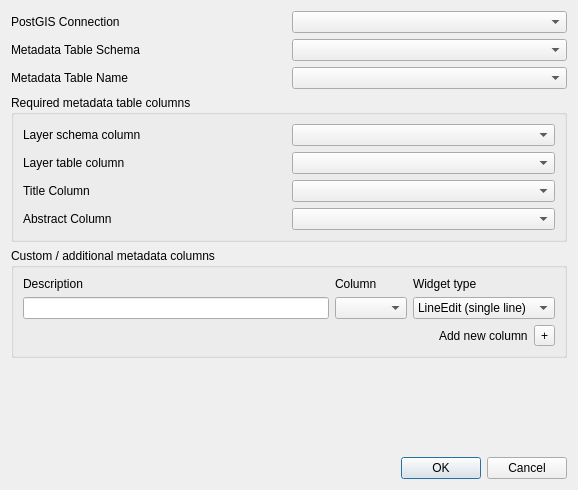
This is GeoCat/ui/config_dialog_base.ui in lutraconsulting/qgis-geocat-plugin as Qt 5 draws it before an edit. The edited form follows.
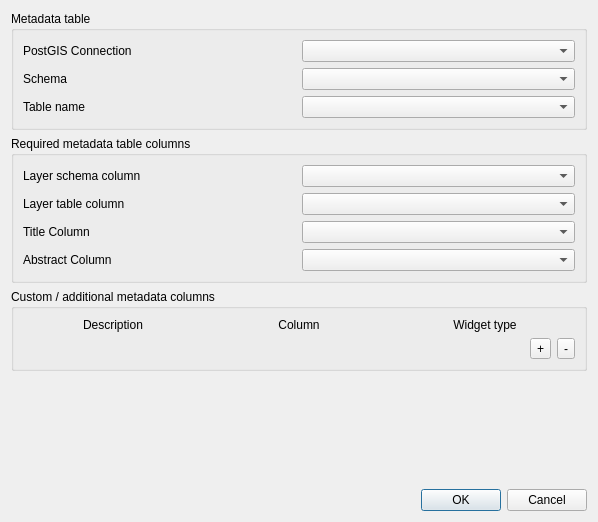
This is the edited form.

Commit message: added custom columns setup

Patch:
```diff
--- a/GeoCat/ui/config_dialog_base.ui
+++ b/GeoCat/ui/config_dialog_base.ui
@@ -2,37 +2,92 @@
 <ui version="4.0">
  <class>Dialog</class>
  <widget class="QDialog" name="Dialog">
+  <property name="windowModality">
+   <enum>Qt::NonModal</enum>
+  </property>
   <property name="geometry">
    <rect>
     <x>0</x>
     <y>0</y>
-    <width>578</width>
-    <height>490</height>
+    <width>598</width>
+    <height>522</height>
    </rect>
   </property>
   <property name="windowTitle">
    <string>Layer Metadata Search Configuration</string>
   </property>
+  <property name="modal">
+   <bool>false</bool>
+  </property>
   <layout class="QGridLayout" name="gridLayout">
-   <item row="1" column="0">
-    <widget class="QLabel" name="MetadataTableSchemaLabel">
-     <property name="text">
-      <string>Metadata Table Schema</string>
+   <item row="11" column="1">
+    <spacer name="verticalSpacer">
+     <property name="orientation">
+      <enum>Qt::Vertical</enum>
      </property>
-    </widget>
-   </item>
-   <item row="0" column="1">
-    <widget class="QComboBox" name="postGisConnectionComboBox">
-     <property name="maximumSize">
+     <property name="sizeHint" stdset="0">
       <size>
-       <width>1024</width>
-       <height>16777215</height>
+       <width>20</width>
+       <height>8</height>
       </size>
      </property>
+    </spacer>
+   </item>
+   <item row="12" column="0" colspan="2">
+    <widget class="QDialogButtonBox" name="buttonBox">
+     <property name="orientation">
+      <enum>Qt::Horizontal</enum>
+     </property>
+     <property name="standardButtons">
+      <set>QDialogButtonBox::Cancel|QDialogButtonBox::Ok</set>
+     </property>
     </widget>
    </item>
-   <item row="1" column="1">
-    <widget class="QComboBox" name="metadataTableSchemaComboBox"/>
+   <item row="0" column="0" colspan="2">
+    <widget class="QGroupBox" name="groupBox_3">
+     <property name="title">
+      <string>Metadata table</string>
+     </property>
+     <layout class="QGridLayout" name="gridLayout_5">
+      <item row="0" column="0">
+       <widget class="QLabel" name="postGisConnectionLabel">
+        <property name="text">
+         <string>PostGIS Connection</string>
+        </property>
+       </widget>
+      </item>
+      <item row="0" column="1">
+       <widget class="QComboBox" name="postGisConnectionComboBox">
+        <property name="maximumSize">
+         <size>
+          <width>1024</width>
+          <height>16777215</height>
+         </size>
+        </property>
+       </widget>
+      </item>
+      <item row="1" column="0">
+       <widget class="QLabel" name="MetadataTableSchemaLabel">
+        <property name="text">
+         <string>Schema</string>
+        </property>
+       </widget>
+      </item>
+      <item row="1" column="1">
+       <widget class="QComboBox" name="metadataTableSchemaComboBox"/>
+      </item>
+      <item row="2" column="0">
+       <widget class="QLabel" name="metadataTableNameLabel">
+        <property name="text">
+         <string>Table name</string>
+        </property>
+       </widget>
+      </item>
+      <item row="2" column="1">
+       <widget class="QComboBox" name="metadataTableNameComboBox"/>
+      </item>
+     </layout>
+    </widget>
    </item>
    <item row="3" column="0" colspan="2">
     <widget class="QGroupBox" name="groupBox">
@@ -83,46 +138,6 @@
      </layout>
     </widget>
    </item>
-   <item row="0" column="0">
-    <widget class="QLabel" name="postGisConnectionLabel">
-     <property name="text">
-      <string>PostGIS Connection</string>
-     </property>
-    </widget>
-   </item>
-   <item row="2" column="0">
-    <widget class="QLabel" name="metadataTableNameLabel">
-     <property name="text">
-      <string>Metadata Table Name</string>
-     </property>
-    </widget>
-   </item>
-   <item row="2" column="1">
-    <widget class="QComboBox" name="metadataTableNameComboBox"/>
-   </item>
-   <item row="12" column="0" colspan="2">
-    <widget class="QDialogButtonBox" name="buttonBox">
-     <property name="orientation">
-      <enum>Qt::Horizontal</enum>
-     </property>
-     <property name="standardButtons">
-      <set>QDialogButtonBox::Cancel|QDialogButtonBox::Ok</set>
-     </property>
-    </widget>
-   </item>
-   <item row="11" column="1">
-    <spacer name="verticalSpacer">
-     <property name="orientation">
-      <enum>Qt::Vertical</enum>
-     </property>
-     <property name="sizeHint" stdset="0">
-      <size>
-       <width>20</width>
-       <height>8</height>
-      </size>
-     </property>
-    </spacer>
-   </item>
    <item row="9" column="0" colspan="2">
     <widget class="QGroupBox" name="groupBox_2">
      <property name="title">
@@ -147,20 +162,26 @@
           </property>
          </spacer>
         </item>
-        <item>
-         <widget class="QLabel" name="label">
-          <property name="text">
-           <string>Add new column</string>
-          </property>
-         </widget>
-        </item>
         <item>
          <widget class="QToolButton" name="addCustomColumnBtn">
+          <property name="toolTip">
+           <string>Add Custom Column</string>
+          </property>
           <property name="text">
            <string>+</string>
           </property>
          </widget>
         </item>
+        <item>
+         <widget class="QToolButton" name="removeCustomColumnBtn">
+          <property name="toolTip">
+           <string>Remove Custom Column</string>
+          </property>
+          <property name="text">
+           <string>-</string>
+          </property>
+         </widget>
+        </item>
        </layout>
       </item>
       <item row="1" column="0">
@@ -175,58 +196,46 @@
          <property name="margin">
           <number>0</number>
          </property>
-         <item row="0" column="1">
-          <widget class="QLabel" name="label_3">
-           <property name="text">
-            <string>Column</string>
-           </property>
-          </widget>
-         </item>
-         <item row="0" column="0">
-          <widget class="QLabel" name="label_2">
-           <property name="text">
-            <string>Description</string>
-           </property>
-          </widget>
-         </item>
-         <item row="1" column="1">
-          <widget class="QComboBox" name="comboBox"/>
-         </item>
-         <item row="1" column="0">
-          <widget class="QLineEdit" name="lineEdit"/>
-         </item>
-         <item row="1" column="2">
-          <widget class="QComboBox" name="comboBox_2">
-           <item>
-            <property name="text">
-             <string>LineEdit (single line)</string>
-            </property>
-           </item>
-           <item>
-            <property name="text">
-             <string>TextEdit (multiline)</string>
-            </property>
-           </item>
-           <item>
-            <property name="text">
-             <string>Date</string>
-            </property>
-           </item>
-          </widget>
-         </item>
          <item row="0" column="2">
           <widget class="QLabel" name="label_4">
            <property name="text">
             <string>Widget type</string>
            </property>
+           <property name="alignment">
+            <set>Qt::AlignCenter</set>
+           </property>
+          </widget>
+         </item>
+         <item row="1" column="0" colspan="3">
+          <layout class="QVBoxLayout" name="customColsLayout">
+           <property name="bottomMargin">
+            <number>0</number>
+           </property>
+          </layout>
+         </item>
+         <item row="0" column="0">
+          <widget class="QLabel" name="label_2">
+           <property name="text">
+            <string>Description</string>
+           </property>
+           <property name="alignment">
+            <set>Qt::AlignCenter</set>
+           </property>
+          </widget>
+         </item>
+         <item row="0" column="1">
+          <widget class="QLabel" name="label_3">
+           <property name="text">
+            <string>Column</string>
+           </property>
+           <property name="alignment">
+            <set>Qt::AlignCenter</set>
+           </property>
           </widget>
          </item>
         </layout>
        </widget>
       </item>
-      <item row="0" column="0">
-       <layout class="QVBoxLayout" name="customColsLayout"/>
-      </item>
      </layout>
     </widget>
    </item>
```
Left out of the diff: 6 changed lines with no effect on the pictures. The commit also changes 3 other files.
